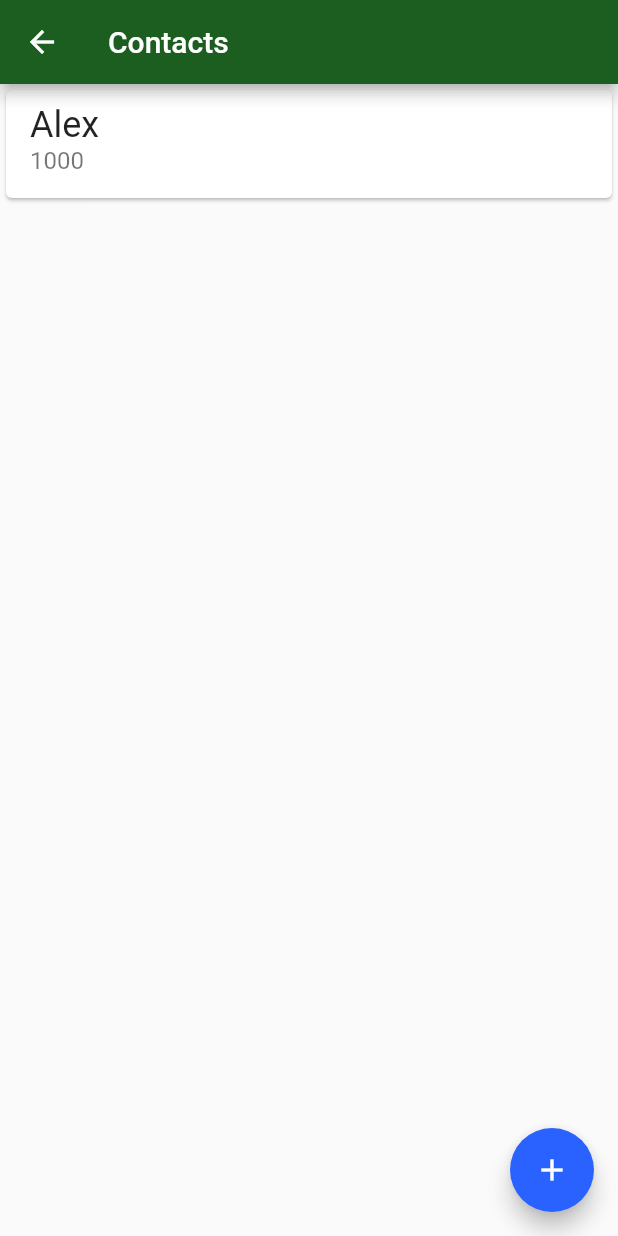
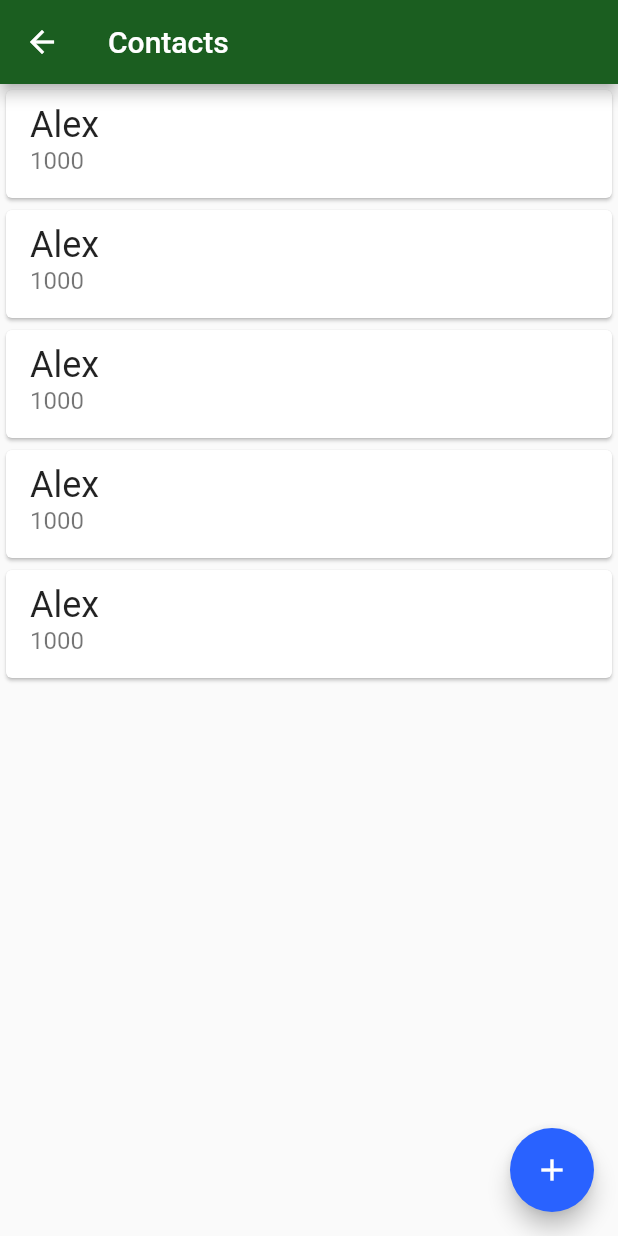
Before and after one commit to caioincau/bytebank, a Flutter app: the screen it shows after launch, after a tap on "Contacts", on a phone screen of 412 x 824 dp. Run offline on Flutter 3.47's test engine with Material 2 defaults, Android fonts, the phone set to English and light mode, and no system bars; our stand-ins replace sqflite; accounts and stored records are empty.

Commit message:
Integrating contacts with DB

```diff
--- a/lib/database/app_database.dart
+++ b/lib/database/app_database.dart
@@ -7,24 +7,39 @@ Future<Database> createDatabase() {
   return getDatabasesPath().then((dbPath) {
     final String path = join(dbPath, 'bytebank.db');
     debugPrint('openDatabase >>>>>>>>>>>');
-    return openDatabase(path, version: 1, onCreate: (db, version) {
+    return openDatabase(path, version: 1,
+        // onDowngrade: onDatabaseDowngradeDelete,
+        onCreate: (db, version) {
       debugPrint('createDatabase >>>>>>>>>>>');
       db.execute(
         'CREATE TABLE contacts('
         'id INTEGER PRIMARY KEY,'
-        'name TEXT'
+        'name TEXT,'
         'account_number INTEGER)',
       );
     });
   });
 }
 
-void save(Contact contact) {
-  createDatabase().then((db) {
+Future<int> save(Contact contact) {
+  return createDatabase().then((db) {
     final Map<String, dynamic> contactMap = Map();
-    contactMap['id'] = contact.id;
     contactMap['name'] = contact.name;
     contactMap['account_number'] = contact.accountNumber;
-    db.insert('contacts', contactMap);
+    return db.insert('contacts', contactMap);
   });
 }
+
+Future<List<Contact>> findAll() {
+  return createDatabase().then((db) {
+    return db.query('contacts').then((maps) {
+      final List<Contact> contacts = List();
+      for (Map<String, dynamic> map in maps) {
+        final Contact contact =
+            Contact(map['id'], map['name'], map['account_number']);
+        contacts.add(contact);
+      }
+      return contacts;
+    });
+  });
+}
--- a/lib/main.dart
+++ b/lib/main.dart
@@ -1,3 +1,4 @@
+import 'package:bytebank/models/contact.dart';
 import 'package:bytebank/screens/transfer/dashboard.dart';
 import 'package:bytebank/screens/contacts/list.dart';
 import 'package:bytebank/screens/contacts/contact.dart';
@@ -7,7 +8,11 @@ import 'database/app_database.dart';
 
 void main() {
   runApp(BytebankApp());
-  createDatabase();
+  save(Contact(0, 'Alex', 1000)).then((id) {
+    findAll().then((contacts) {
+      debugPrint(contacts.toString());
+    });
+  });
 }
 
 class BytebankApp extends StatelessWidget {
--- a/lib/models/contact.dart
+++ b/lib/models/contact.dart
@@ -1,7 +1,7 @@
 class Contact {
+  final int id;
   final String name;
   final int accountNumber;
-  final int id;
 
   Contact(this.id, this.name, this.accountNumber);
 
--- a/lib/screens/contacts/list.dart
+++ b/lib/screens/contacts/list.dart
@@ -1,29 +1,28 @@
+import 'package:bytebank/models/contact.dart';
 import 'package:flutter/material.dart';
 import 'package:bytebank/screens/contacts/contact.dart';
+import 'package:bytebank/database/app_database.dart';
 
 class ContactList extends StatelessWidget {
+  final List<Contact> contacts = List();
+
   @override
   Widget build(BuildContext context) {
-    // TODO: implement build
+    contacts.add(Contact(0, 'Alex', 1000));
+    contacts.add(Contact(0, 'Alex', 1000));
+    contacts.add(Contact(0, 'Alex', 1000));
+    contacts.add(Contact(0, 'Alex', 1000));
+    contacts.add(Contact(0, 'Alex', 1000));
     return Scaffold(
       appBar: AppBar(
         title: Text('Contacts'),
       ),
-      body: ListView(
-        children: <Widget>[
-          Card(
-            child: ListTile(
-              title: Text(
-                'Alex',
-                style: TextStyle(fontSize: 24.0),
-              ),
-              subtitle: Text(
-                '1000',
-                style: TextStyle(fontSize: 16.0),
-              ),
-            ),
-          )
-        ],
+      body: ListView.builder(
+        itemCount: contacts.length,
+        itemBuilder: (BuildContext context, int index) {
+          final Contact contact = contacts[index];
+          return _ContactItem(contact);
+        },
       ),
       floatingActionButton: FloatingActionButton(
         onPressed: () {
@@ -38,3 +37,23 @@ class ContactList extends StatelessWidget {
     );
   }
 }
+
+class _ContactItem extends StatelessWidget {
+  final Contact contact;
+  const _ContactItem(this.contact);
+  @override
+  Widget build(BuildContext context) {
+    return Card(
+      child: ListTile(
+        title: Text(
+          contact.name,
+          style: TextStyle(fontSize: 24),
+        ),
+        subtitle: Text(
+          contact.accountNumber.toString(),
+          style: TextStyle(fontSize: 16),
+        ),
+      ),
+    );
+  }
+}
```
